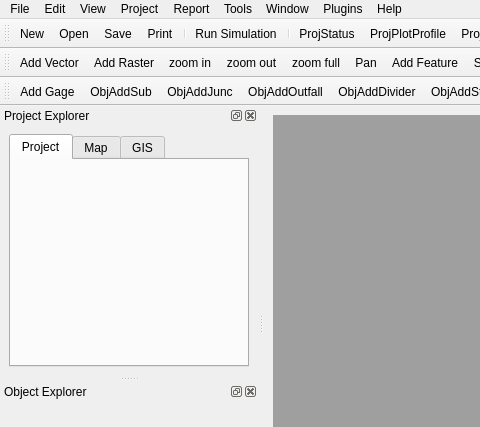
Above: src/ui/frmMainDesigner.ui from USEPA/SWMM-EPANET_User_Interface before the change; both pictures show x 0 to 480 and y 0 to 427 of the 857 by 646 pixel window. Below: the same form after it.
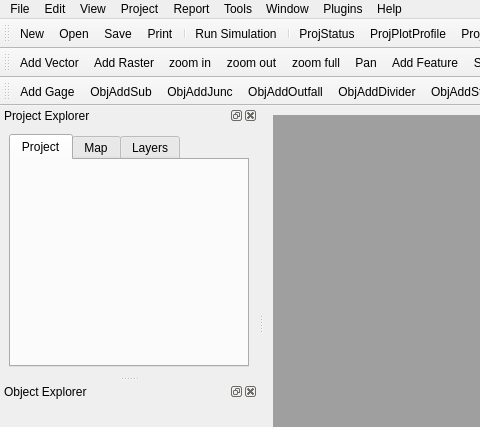
That is the form after the change. Icons and pictures are not drawn.

Commit message: New method confirm_discard_project to call before dangerous actions such as loading or creating a new project or exiting (addressing #13) New method remove_all_layers to remove all layers from map Rename GIS tab to Layers Layers tree now has groups "Project Objects", "Nodes", "Links"

The edit to the form file:
```diff
--- a/src/ui/frmMainDesigner.ui
+++ b/src/ui/frmMainDesigner.ui
@@ -489,7 +489,7 @@
        </widget>
        <widget class="QWidget" name="tabGIS">
         <attribute name="title">
-         <string>GIS</string>
+         <string>Layers</string>
         </attribute>
        </widget>
       </widget>
```
The commit also changes 3 other files.
